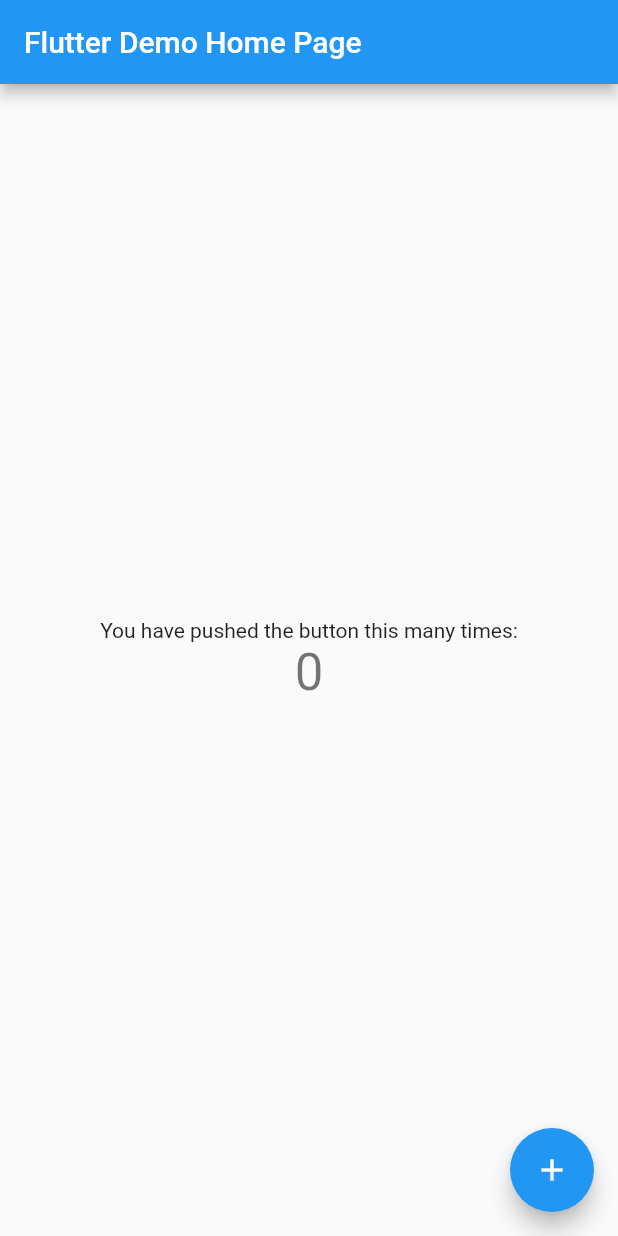
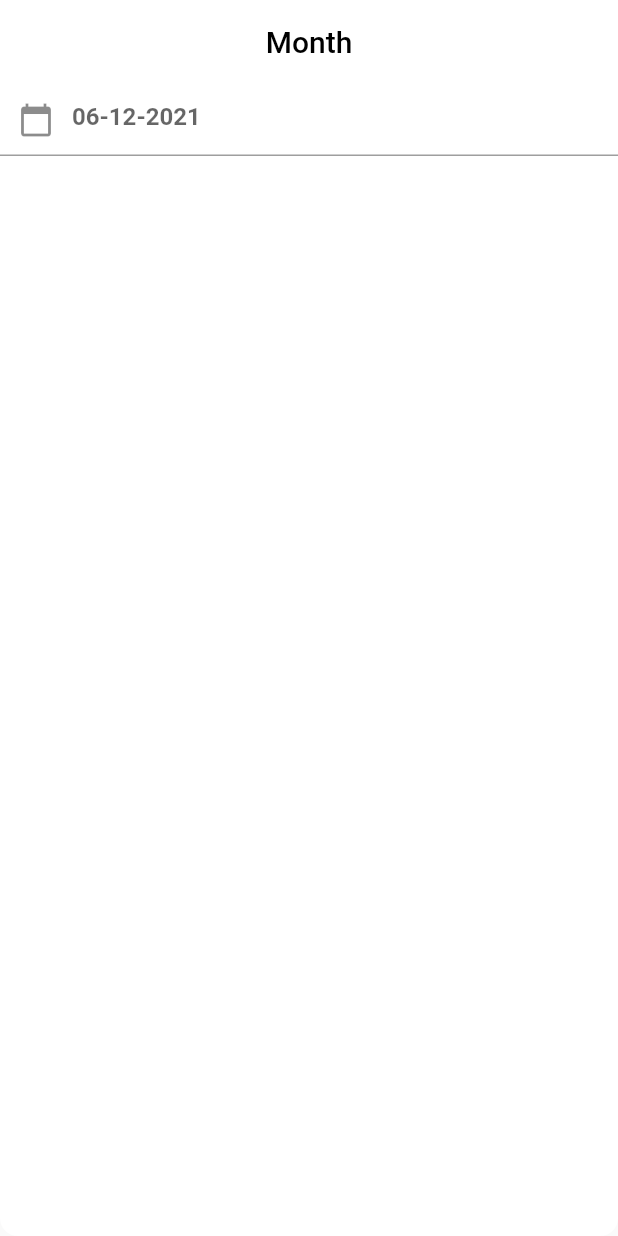
Before and after one commit to migue3210/tb_jam, a Flutter app: the screen it shows after launch, on a phone screen of 412 x 824 dp. Run offline on Flutter 3.47's test engine with Material 2 defaults, Android fonts, the light colour scheme and no system bars; our stand-ins replace firebase_core; accounts and stored records are empty.

Commit message:
adds datepicker

```diff
--- a/lib/main.dart
+++ b/lib/main.dart
@@ -1,115 +1,124 @@
+import 'package:firebase_core/firebase_core.dart';
 import 'package:flutter/material.dart';
+import 'package:flutter_localizations/flutter_localizations.dart';
+import 'package:intl/intl.dart';
 
-void main() {
+Future<void> main() async {
   runApp(const MyApp());
+  await Firebase.initializeApp();
 }
 
 class MyApp extends StatelessWidget {
   const MyApp({Key? key}) : super(key: key);
 
-  // This widget is the root of your application.
   @override
   Widget build(BuildContext context) {
     return MaterialApp(
-      title: 'Flutter Demo',
+      debugShowCheckedModeBanner: false,
+      title: 'T&B JAM',
       theme: ThemeData(
-        // This is the theme of your application.
-        //
-        // Try running your application with "flutter run". You'll see the
-        // application has a blue toolbar. Then, without quitting the app, try
-        // changing the primarySwatch below to Colors.green and then invoke
-        // "hot reload" (press "r" in the console where you ran "flutter run",
-        // or simply save your changes to "hot reload" in a Flutter IDE).
-        // Notice that the counter didn't reset back to zero; the application
-        // is not restarted.
         primarySwatch: Colors.blue,
       ),
-      home: const MyHomePage(title: 'Flutter Demo Home Page'),
+      localizationsDelegates: const [
+        GlobalMaterialLocalizations.delegate,
+        GlobalWidgetsLocalizations.delegate,
+      ],
+      supportedLocales: const [
+        Locale('es', ''),
+      ],
+      home: const DatePicker(),
     );
   }
 }
 
-class MyHomePage extends StatefulWidget {
-  const MyHomePage({Key? key, required this.title}) : super(key: key);
-
-  // This widget is the home page of your application. It is stateful, meaning
-  // that it has a State object (defined below) that contains fields that affect
-  // how it looks.
-
-  // This class is the configuration for the state. It holds the values (in this
-  // case the title) provided by the parent (in this case the App widget) and
-  // used by the build method of the State. Fields in a Widget subclass are
-  // always marked "final".
-
-  final String title;
+class DatePicker extends StatefulWidget {
+  const DatePicker({Key? key}) : super(key: key);
 
   @override
-  State<MyHomePage> createState() => _MyHomePageState();
+  _DatePickerState createState() => _DatePickerState();
 }
 
-class _MyHomePageState extends State<MyHomePage> {
-  int _counter = 0;
+class _DatePickerState extends State<DatePicker> {
+  /// Which holds the selected date
+  /// Defaults to today's date.
+  DateTime selectedDate = DateTime.now();
 
-  void _incrementCounter() {
-    setState(() {
-      // This call to setState tells the Flutter framework that something has
-      // changed in this State, which causes it to rerun the build method below
-      // so that the display can reflect the updated values. If we changed
-      // _counter without calling setState(), then the build method would not be
-      // called again, and so nothing would appear to happen.
-      _counter++;
-    });
+  /// This decides which day will be enabled
+  /// This will be called every time while displaying day in calender.
+  // bool _decideWhichDayToEnable(DateTime day) {
+  //   if ((day.isAfter(DateTime.now().subtract(Duration(days: 1))) &&
+  //       day.isBefore(DateTime.now().add(Duration(days: 10))))) {
+  //     return true;
+  //   }
+  //   return false;
+  // }
+
+  _selectDate(BuildContext context) {
+    final ThemeData theme = Theme.of(context);
+    switch (theme.platform) {
+      case TargetPlatform.android:
+      case TargetPlatform.fuchsia:
+      case TargetPlatform.linux:
+      case TargetPlatform.windows:
+        return buildMaterialDatePicker(context);
+      case TargetPlatform.iOS:
+      case TargetPlatform.macOS:
+      // return buildCupertinoDatePicker(context);
+    }
   }
 
   @override
   Widget build(BuildContext context) {
-    // This method is rerun every time setState is called, for instance as done
-    // by the _incrementCounter method above.
-    //
-    // The Flutter framework has been optimized to make rerunning build methods
-    // fast, so that you can just rebuild anything that needs updating rather
-    // than having to individually change instances of widgets.
     return Scaffold(
       appBar: AppBar(
-        // Here we take the value from the MyHomePage object that was created by
-        // the App.build method, and use it to set our appbar title.
-        title: Text(widget.title),
+        backgroundColor: Colors.white,
+        elevation: 0,
+        title: const Text(
+          'Month',
+          style: TextStyle(color: Colors.black),
+        ),
+        centerTitle: true,
       ),
       body: Center(
-        // Center is a layout widget. It takes a single child and positions it
-        // in the middle of the parent.
-        child: Column(
-          // Column is also a layout widget. It takes a list of children and
-          // arranges them vertically. By default, it sizes itself to fit its
-          // children horizontally, and tries to be as tall as its parent.
-          //
-          // Invoke "debug painting" (press "p" in the console, choose the
-          // "Toggle Debug Paint" action from the Flutter Inspector in Android
-          // Studio, or the "Toggle Debug Paint" command in Visual Studio Code)
-          // to see the wireframe for each widget.
-          //
-          // Column has various properties to control how it sizes itself and
-          // how it positions its children. Here we use mainAxisAlignment to
-          // center the children vertically; the main axis here is the vertical
-          // axis because Columns are vertical (the cross axis would be
-          // horizontal).
-          mainAxisAlignment: MainAxisAlignment.center,
-          children: <Widget>[
-            const Text(
-              'You have pushed the button this many times:',
+        child: Container(
+          decoration: const BoxDecoration(
+            color: Colors.white,
+            borderRadius: BorderRadius.only(
+              bottomLeft: Radius.circular(12),
+              bottomRight: Radius.circular(12),
             ),
-            Text(
-              '$_counter',
-              style: Theme.of(context).textTheme.headline4,
-            ),
-          ],
+          ),
+          child: Column(
+            children: [
+              TextFormField(
+                readOnly: true,
+                onTap: () => buildMaterialDatePicker(context),
+                decoration: InputDecoration(
+                    prefixIcon: const Icon(Icons.calendar_today),
+                    hintText: DateFormat("dd-MM-yyyy").format(selectedDate),
+                    hintStyle: const TextStyle(fontWeight: FontWeight.w600)),
+              ),
+            ],
+          ),
         ),
       ),
-      floatingActionButton: FloatingActionButton(
-        onPressed: _incrementCounter,
-        tooltip: 'Increment',
-        child: const Icon(Icons.add),
-      ), // This trailing comma makes auto-formatting nicer for build methods.
     );
   }
+
+  buildMaterialDatePicker(BuildContext context) async {
+    final DateTime? picked = await showDatePicker(
+      context: context,
+      initialDate: selectedDate,
+      firstDate: DateTime(2000),
+      lastDate: DateTime(2025),
+      initialEntryMode: DatePickerEntryMode.calendar,
+      initialDatePickerMode: DatePickerMode.day,
+      // selectableDayPredicate: _decideWhichDayToEnable,
+    );
+    if (picked != null && picked != selectedDate) {
+      setState(() {
+        selectedDate = picked;
+      });
+    }
+  }
 }
```
Also changed, not shown: pubspec.yaml (+8 -32 lines), pubspec.lock, 4 other files.
